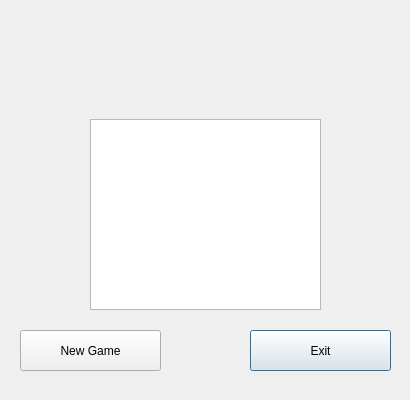
Old version of the form TowerDefense/gameover.ui in the repository davgav123/Simple_tower_defense_game.
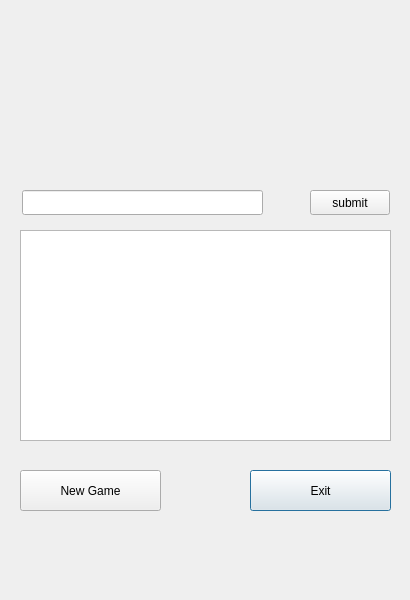
New version of the form.

```diff
--- a/TowerDefense/gameover.ui
+++ b/TowerDefense/gameover.ui
@@ -7,13 +7,13 @@
     <x>0</x>
     <y>0</y>
     <width>410</width>
-    <height>400</height>
+    <height>600</height>
    </rect>
   </property>
   <property name="maximumSize">
    <size>
     <width>410</width>
-    <height>400</height>
+    <height>600</height>
    </size>
   </property>
   <property name="windowTitle">
@@ -23,7 +23,7 @@
    <property name="geometry">
     <rect>
      <x>250</x>
-     <y>330</y>
+     <y>470</y>
      <width>141</width>
      <height>41</height>
     </rect>
@@ -35,10 +35,10 @@
   <widget class="QLabel" name="score">
    <property name="geometry">
     <rect>
-     <x>80</x>
-     <y>40</y>
-     <width>251</width>
-     <height>61</height>
+     <x>20</x>
+     <y>20</y>
+     <width>371</width>
+     <height>151</height>
     </rect>
    </property>
    <property name="font">
@@ -59,7 +59,7 @@
    <property name="geometry">
     <rect>
      <x>20</x>
-     <y>330</y>
+     <y>470</y>
      <width>141</width>
      <height>41</height>
     </rect>
@@ -75,15 +75,41 @@
    </property>
   </widget>
   <widget class="QTextEdit" name="highScores">
+   <property name="enabled">
+    <bool>true</bool>
+   </property>
    <property name="geometry">
     <rect>
-     <x>90</x>
-     <y>119</y>
-     <width>231</width>
-     <height>191</height>
+     <x>20</x>
+     <y>230</y>
+     <width>371</width>
+     <height>211</height>
     </rect>
    </property>
   </widget>
+  <widget class="QLineEdit" name="nameInput">
+   <property name="geometry">
+    <rect>
+     <x>22</x>
+     <y>190</y>
+     <width>241</width>
+     <height>25</height>
+    </rect>
+   </property>
+  </widget>
+  <widget class="QPushButton" name="subScore">
+   <property name="geometry">
+    <rect>
+     <x>310</x>
+     <y>190</y>
+     <width>80</width>
+     <height>25</height>
+    </rect>
+   </property>
+   <property name="text">
+    <string>submit</string>
+   </property>
+  </widget>
  </widget>
  <resources/>
  <connections/>
```
